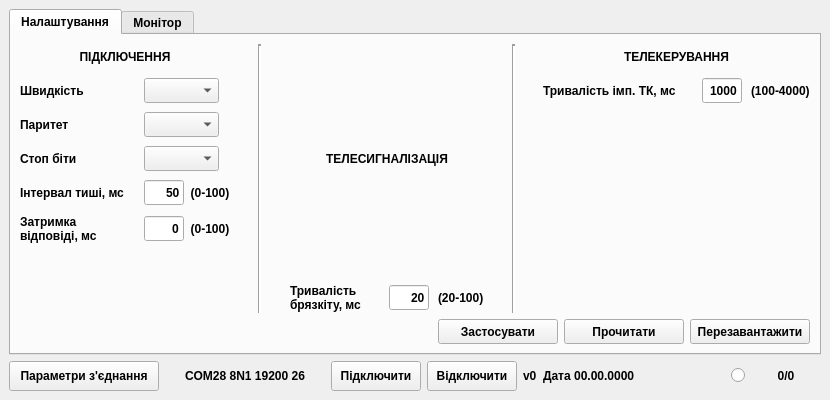
Qt form mdio.ui (Goodjamp/Mdio) before a commit.
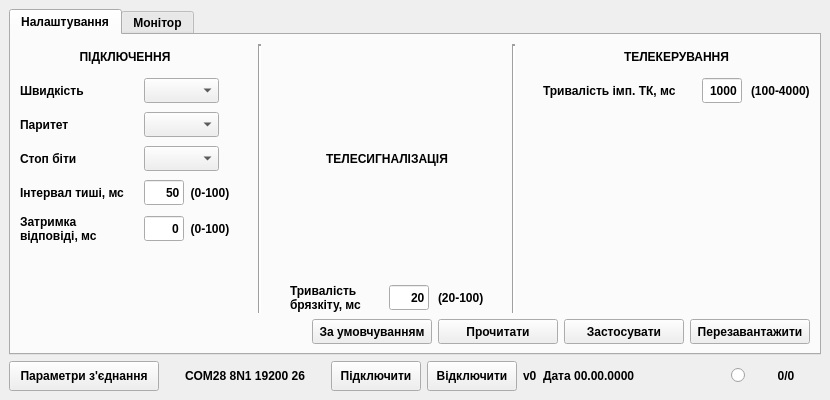
The same form after that commit.

The edit to the form file:
```diff
--- a/mdio.ui
+++ b/mdio.ui
@@ -788,7 +788,7 @@
            </spacer>
           </item>
           <item>
-           <widget class="QPushButton" name="pbApplySettings">
+           <widget class="QPushButton" name="pbSetDefaultSettings">
             <property name="minimumSize">
              <size>
               <width>120</width>
@@ -801,15 +801,8 @@
               <height>25</height>
              </size>
             </property>
-            <property name="font">
-             <font>
-              <pointsize>9</pointsize>
-              <weight>75</weight>
-              <bold>true</bold>
-             </font>
-            </property>
             <property name="text">
-             <string>Застосувати</string>
+             <string>За умовчуванням</string>
             </property>
            </widget>
           </item>
@@ -839,6 +832,32 @@
             </property>
            </widget>
           </item>
+          <item>
+           <widget class="QPushButton" name="pbApplySettings">
+            <property name="minimumSize">
+             <size>
+              <width>120</width>
+              <height>25</height>
+             </size>
+            </property>
+            <property name="maximumSize">
+             <size>
+              <width>120</width>
+              <height>25</height>
+             </size>
+            </property>
+            <property name="font">
+             <font>
+              <pointsize>9</pointsize>
+              <weight>75</weight>
+              <bold>true</bold>
+             </font>
+            </property>
+            <property name="text">
+             <string>Застосувати</string>
+            </property>
+           </widget>
+          </item>
           <item>
            <widget class="QPushButton" name="pbReload">
             <property name="minimumSize">
```
